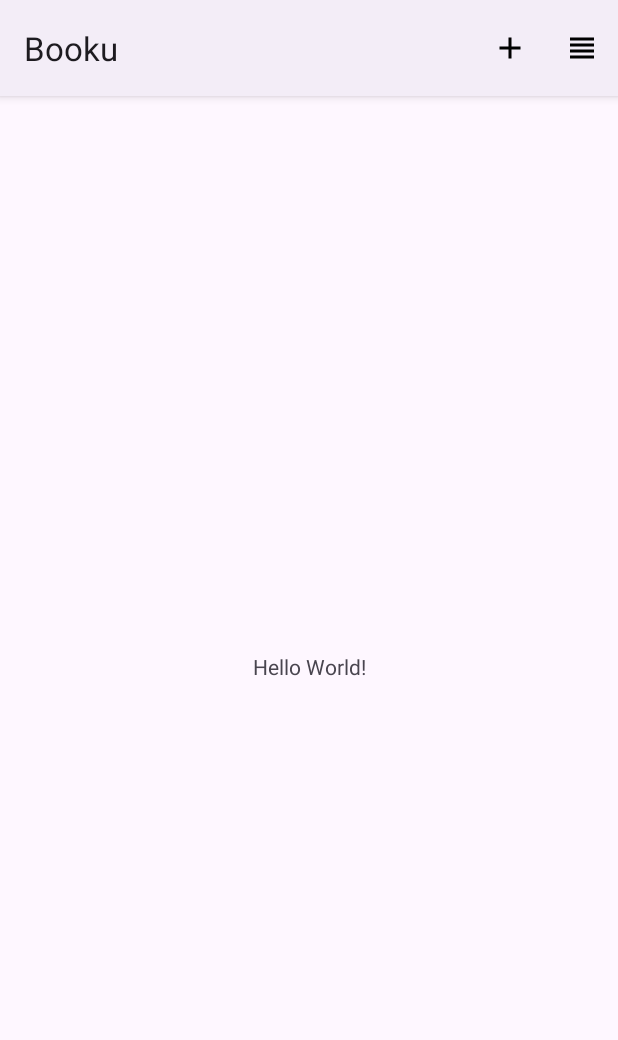
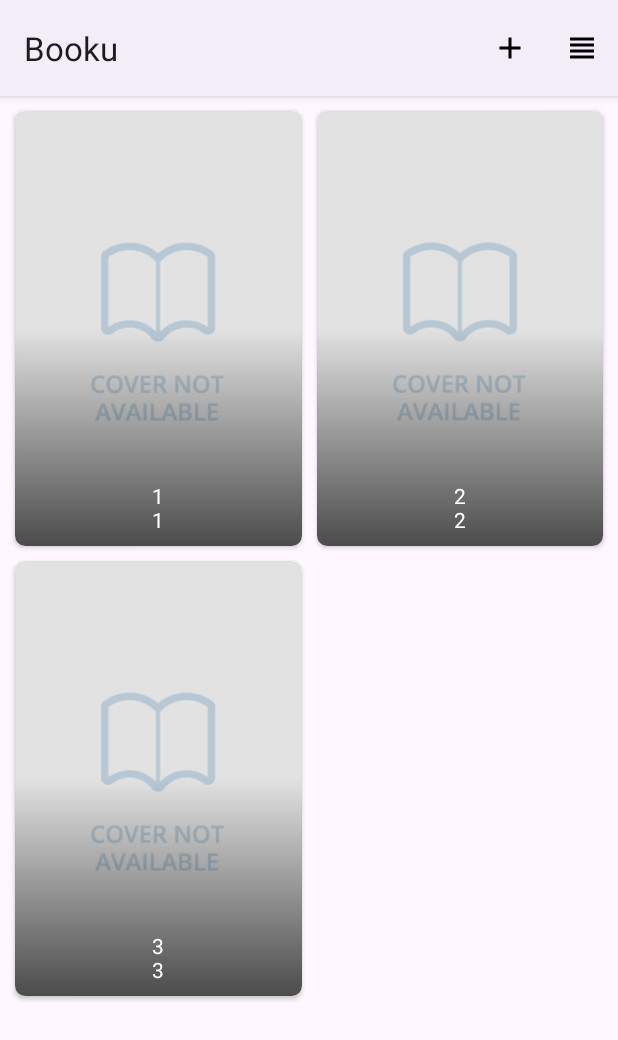
Before and after one commit to bilalnasser12/addbooks, an Android app: the screen it shows after launch (MainActivity), on a phone screen of 412 x 824 dp. Shown: the top 1040 px of the screen. Run offline under Robolectric (Android 15) with nearby library versions, the phone set to English and light mode, and no system bars.

Commit message:
Add recyclerview model for books view

```diff
--- a/app/src/main/java/ma/ac/uit/ensa/ssi/Booku/MainActivity.java
+++ b/app/src/main/java/ma/ac/uit/ensa/ssi/Booku/MainActivity.java
@@ -13,8 +13,20 @@ import androidx.appcompat.app.AppCompatActivity;
 import androidx.core.graphics.Insets;
 import androidx.core.view.ViewCompat;
 import androidx.core.view.WindowInsetsCompat;
+import androidx.recyclerview.widget.GridLayoutManager;
+import androidx.recyclerview.widget.RecyclerView;
+
+import java.util.ArrayList;
+import java.util.List;
+
+import ma.ac.uit.ensa.ssi.Booku.adapter.BookRecycler;
+import ma.ac.uit.ensa.ssi.Booku.composent.GridSpacingItemDecoration;
+import ma.ac.uit.ensa.ssi.Booku.model.Book;
 
 public class MainActivity extends AppCompatActivity {
+    private RecyclerView books_view;
+    private List<Book> books = new ArrayList<>();
+
 
     @Override
     protected void onCreate(Bundle savedInstanceState) {
@@ -42,6 +54,18 @@ public class MainActivity extends AppCompatActivity {
             }
             runOnUiThread(() -> dialog.dismiss());
         }).start();
+
+        books.add(new Book(1, "1", "1"));
+        books.add(new Book(2, "2", "2"));
+        books.add(new Book(3, "3", "3"));
+
+        books_view = findViewById(R.id.book_view);
+        books_view.setLayoutManager(new GridLayoutManager(this, 2));
+
+        int spacing = getResources().getDimensionPixelSize(R.dimen.book_grid_spacing);
+        books_view.addItemDecoration(new GridSpacingItemDecoration(2, spacing, true));
+        BookRecycler adapter = new BookRecycler(books);
+        books_view.setAdapter(adapter);
     }
 
     @Override
--- /dev/null
+++ b/app/src/main/java/ma/ac/uit/ensa/ssi/Booku/adapter/BookHolder.java
@@ -0,0 +1,20 @@
+package ma.ac.uit.ensa.ssi.Booku.adapter;
+
+import android.view.View;
+import android.widget.ImageView;
+import android.widget.TextView;
+
+import androidx.recyclerview.widget.RecyclerView;
+
+import ma.ac.uit.ensa.ssi.Booku.R;
+
+public class BookHolder extends RecyclerView.ViewHolder {
+    public ImageView cover;
+    public TextView text;
+
+    public BookHolder(View item) {
+        super(item);
+        cover = item.findViewById(R.id.book_cover);
+        text  = item.findViewById(R.id.book_text);
+    }
+}
--- /dev/null
+++ b/app/src/main/java/ma/ac/uit/ensa/ssi/Booku/adapter/BookRecycler.java
@@ -0,0 +1,49 @@
+package ma.ac.uit.ensa.ssi.Booku.adapter;
+
+import android.content.Context;
+import android.view.LayoutInflater;
+import android.view.View;
+import android.view.ViewGroup;
+
+import androidx.annotation.NonNull;
+import androidx.core.content.ContextCompat;
+import androidx.recyclerview.widget.GridLayoutManager;
+import androidx.recyclerview.widget.RecyclerView;
+
+import java.util.List;
+
+import ma.ac.uit.ensa.ssi.Booku.R;
+import ma.ac.uit.ensa.ssi.Booku.model.Book;
+
+public class BookRecycler extends RecyclerView.Adapter<BookHolder> {
+    private List<Book> books;
+
+    public BookRecycler(List<Book> books) {
+        this.books = books;
+    }
+
+    @NonNull
+    @Override
+    public BookHolder onCreateViewHolder(@NonNull ViewGroup parent, int viewType) {
+        View view = LayoutInflater.from(parent.getContext()).inflate(R.layout.book, parent, false);
+
+        BookHolder holder = new BookHolder(view);
+        ViewGroup.LayoutParams layoutParams = holder.itemView.getLayoutParams();
+        GridLayoutManager.LayoutParams gridParams = (GridLayoutManager.LayoutParams) layoutParams;
+        gridParams.width  = ViewGroup.LayoutParams.MATCH_PARENT;
+        gridParams.height = ViewGroup.LayoutParams.WRAP_CONTENT;
+
+        return holder;
+    }
+
+    @Override
+    public void onBindViewHolder(@NonNull BookHolder holder, int position) {
+        Book book = books.get(position);
+        holder.text.setText(book.getName() + "\n" + book.getIsbn());
+    }
+
+    @Override
+    public int getItemCount() {
+        return books.size();
+    }
+}
--- /dev/null
+++ b/app/src/main/java/ma/ac/uit/ensa/ssi/Booku/composent/GridSpacingItemDecoration.java
@@ -0,0 +1,40 @@
+package ma.ac.uit.ensa.ssi.Booku.composent;
+
+import android.graphics.Rect;
+import android.view.View;
+import androidx.annotation.NonNull;
+import androidx.recyclerview.widget.RecyclerView;
+
+public class GridSpacingItemDecoration extends RecyclerView.ItemDecoration {
+    private int spanCount;
+    private int spacing;
+    private boolean includeEdge;
+
+    public GridSpacingItemDecoration(int spanCount, int spacing, boolean includeEdge) {
+        this.spanCount = spanCount;
+        this.spacing = spacing;
+        this.includeEdge = includeEdge;
+    }
+
+    @Override
+    public void getItemOffsets(Rect outRect, View view, RecyclerView parent, RecyclerView.State state) {
+        int position = parent.getChildAdapterPosition(view); // item position
+        int column = position % spanCount; // item column
+
+        if (includeEdge) {
+            outRect.left = spacing - column * spacing / spanCount; // spacing - column * ((1f / spanCount) * spacing)
+            outRect.right = (column + 1) * spacing / spanCount; // (column + 1) * ((1f / spanCount) * spacing)
+
+            if (position < spanCount) { // top edge
+                outRect.top = spacing;
+            }
+            outRect.bottom = spacing; // item bottom
+        } else {
+            outRect.left = column * spacing / spanCount; // column * ((1f / spanCount) * spacing)
+            outRect.right = spacing - (column + 1) * spacing / spanCount; // spacing - (column + 1) * ((1f /    spanCount) * spacing)
+            if (position >= spanCount) {
+                outRect.top = spacing; // item top
+            }
+        }
+    }
+}
--- a/app/src/main/java/ma/ac/uit/ensa/ssi/Booku/model/Book.java
+++ b/app/src/main/java/ma/ac/uit/ensa/ssi/Booku/model/Book.java
@@ -5,6 +5,12 @@ public class Book {
     private Integer id;
     private String name;
     private String isbn;
+
+    public Book(Integer id, String name, String isbn) {
+        this.id   = id;
+        this.name = name;
+        this.isbn = isbn;
+    }
 
     public String getIsbn() {
         return isbn;
--- /dev/null
+++ b/app/src/main/res/drawable/gradient.xml
@@ -0,0 +1,9 @@
+<shape xmlns:android="http://schemas.android.com/apk/res/android"
+    android:shape="rectangle">
+
+    <gradient
+        android:angle="90"
+        android:endColor="#00ffffff"
+        android:startColor="#aa000000"
+        android:centerColor="#00ffffff" />
+</shape>
--- /dev/null
+++ b/app/src/main/res/drawable/rounded_book_shape.xml
@@ -0,0 +1,5 @@
+<?xml version="1.0" encoding="utf-8"?>
+<shape xmlns:android="http://schemas.android.com/apk/res/android"
+    android:shape="rectangle">
+    <corners android:radius="20dp" /> <!-- Adjust the radius to control the roundness -->
+</shape>
--- a/app/src/main/res/layout/activity_main.xml
+++ b/app/src/main/res/layout/activity_main.xml
@@ -7,13 +7,11 @@
     android:layout_height="match_parent"
     tools:context=".MainActivity">
 
-    <TextView
-        android:layout_width="wrap_content"
-        android:layout_height="wrap_content"
-        android:text="Hello World!"
-        app:layout_constraintBottom_toBottomOf="parent"
-        app:layout_constraintEnd_toEndOf="parent"
-        app:layout_constraintStart_toStartOf="parent"
-        app:layout_constraintTop_toTopOf="parent" />
+    <androidx.recyclerview.widget.RecyclerView
+        android:layout_width="match_parent"
+        android:layout_height="match_parent"
+
+        android:id="@+id/book_view">
+    </androidx.recyclerview.widget.RecyclerView>
 
 </androidx.constraintlayout.widget.ConstraintLayout>
--- /dev/null
+++ b/app/src/main/res/layout/book.xml
@@ -0,0 +1,31 @@
+<?xml version="1.0" encoding="utf-8"?>
+<androidx.cardview.widget.CardView
+    xmlns:android="http://schemas.android.com/apk/res/android"
+    xmlns:app="http://schemas.android.com/apk/res-auto"
+    app:cardCornerRadius="7dp"
+    android:layout_width="0dp"
+    android:layout_height="0dp">
+
+    <ImageView
+        android:id="@+id/book_cover"
+        android:layout_width="match_parent"
+        android:layout_height="match_parent"
+        android:src="@drawable/no_cover"
+        android:scaleType="centerCrop"
+        android:adjustViewBounds="true" />
+
+    <View
+        android:layout_width="match_parent"
+        android:layout_height="match_parent"
+        android:background="@drawable/gradient" />
+
+    <TextView
+        android:id="@+id/book_text"
+        android:layout_width="match_parent"
+        android:layout_height="match_parent"
+        android:gravity="center_horizontal|bottom"
+        android:textColor="@color/white"
+        android:paddingBottom="8dp" />
+
+
+</androidx.cardview.widget.CardView>
--- /dev/null
+++ b/app/src/main/res/values/dimens.xml
@@ -0,0 +1,4 @@
+<?xml version="1.0" encoding="utf-8"?>
+<resources>
+    <dimen name="book_grid_spacing">10dp</dimen>
+</resources>
```
Also changed, not shown: app/src/main/res/drawable/no_cover.gif (added).
